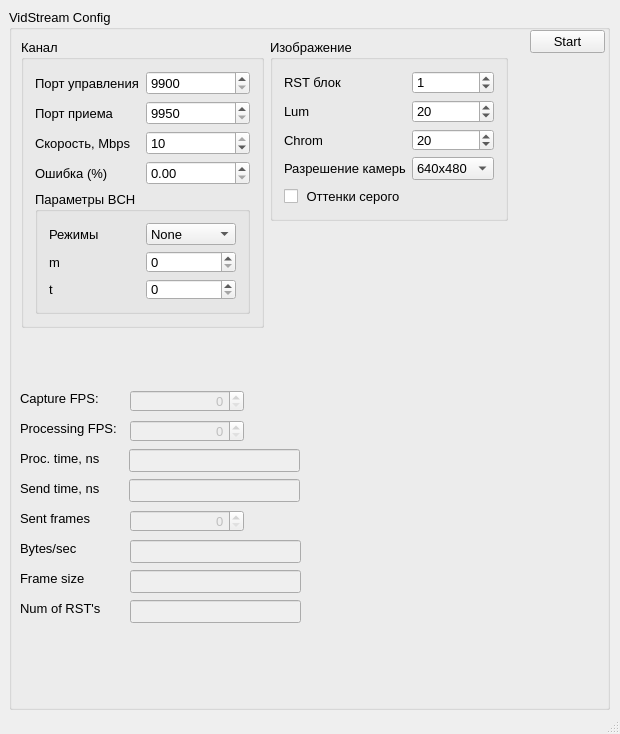
The window that vidstream/src/qtgui/ui/mainwindow.ui (snikulov/vidstream) describes before a commit, drawn with Qt 5.
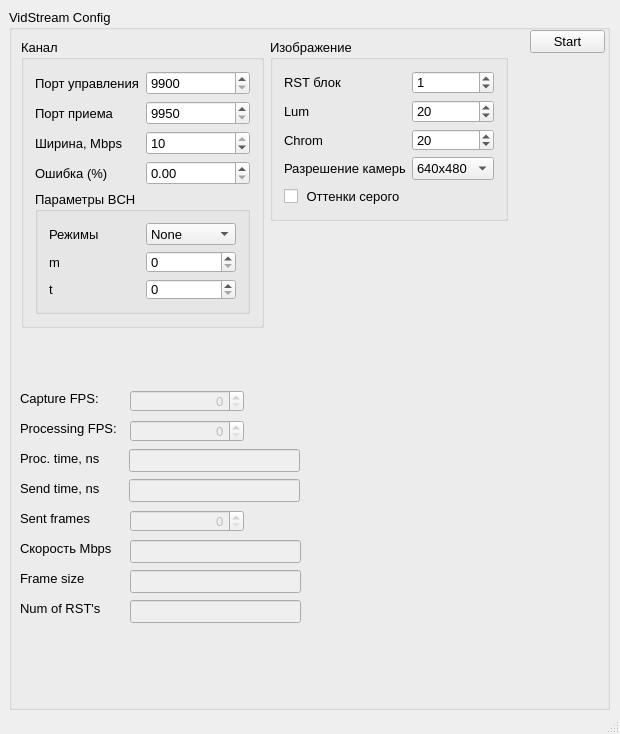
The same window after the commit.

Commit message: fixed qt error

```diff
--- a/vidstream/src/qtgui/ui/mainwindow.ui
+++ b/vidstream/src/qtgui/ui/mainwindow.ui
@@ -112,7 +112,7 @@
       <item row="2" column="0">
        <widget class="QLabel" name="label_3">
         <property name="text">
-         <string>Скорость, Mbps</string>
+         <string>Ширина, Mbps</string>
         </property>
        </widget>
       </item>
@@ -538,7 +538,7 @@
      </rect>
     </property>
     <property name="text">
-     <string>Bytes/sec</string>
+     <string>Скорость Mbps</string>
     </property>
    </widget>
    <widget class="QLineEdit" name="lineEdit_sent_bytes">
```
The commit also changes 2 other files.
